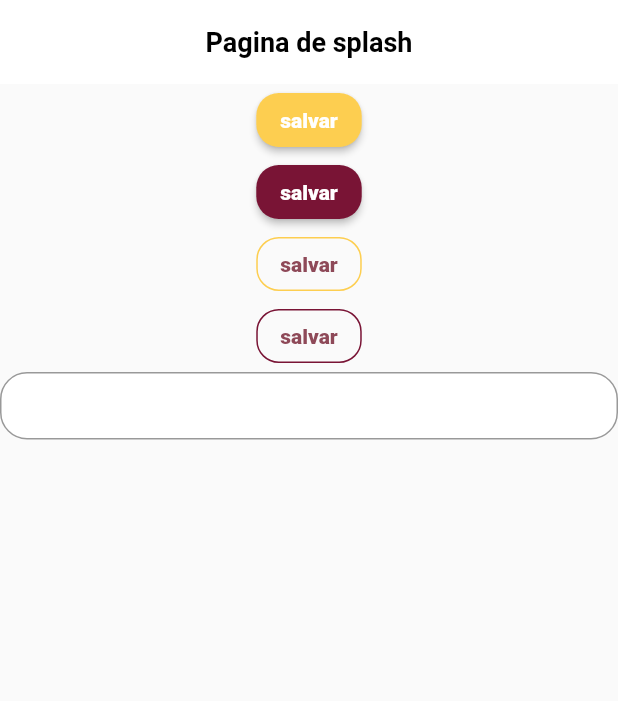
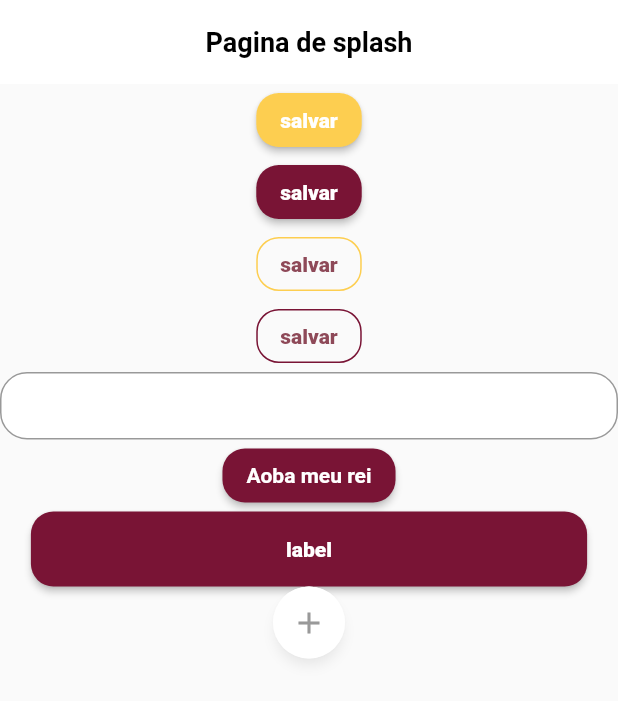
Before and after one commit to GabrielSiqueiraGama/album_copa_flutter, a Flutter app: the screen it shows after launch, on a phone screen of 412 x 824 dp. Shown: the top 701 px of the screen. Run offline on Flutter 3.47's test engine with Material 2 defaults, Android fonts, the phone set to English and light mode, and no system bars; Roboto replaces fonts that are missing (MPlus1P, Poppins).

Commit message:
adicionando botões widgets

```diff
--- a/lib/app/core/styles/buttons_styles.dart
+++ b/lib/app/core/ui/styles/buttons_styles.dart
@@ -1,5 +1,5 @@
-import 'package:dart_week/app/core/styles/colors_app.dart';
-import 'package:dart_week/app/core/styles/text_styles.dart';
+import 'package:dart_week/app/core/ui/styles/colors_app.dart';
+import 'package:dart_week/app/core/ui/styles/text_styles.dart';
 import 'package:flutter/material.dart';
 
 class ButtonStyles {
--- a/lib/app/core/styles/text_styles.dart
+++ b/lib/app/core/ui/styles/text_styles.dart
@@ -1,4 +1,4 @@
-import 'package:dart_week/app/core/styles/colors_app.dart';
+import 'package:dart_week/app/core/ui/styles/colors_app.dart';
 import 'package:flutter/material.dart';
 
 class TextStyles {
--- a/lib/app/core/theme/theme_config.dart
+++ b/lib/app/core/ui/theme/theme_config.dart
@@ -1,6 +1,6 @@
 import 'package:flutter/material.dart';
-import 'package:dart_week/app/core/styles/colors_app.dart';
-import 'package:dart_week/app/core/styles/text_styles.dart';
+import 'package:dart_week/app/core/ui/styles/colors_app.dart';
+import 'package:dart_week/app/core/ui/styles/text_styles.dart';
 
 class ThemeConfig {
   ThemeConfig._();
--- /dev/null
+++ b/lib/app/core/ui/widgets/button.dart
@@ -0,0 +1,55 @@
+import 'package:dart_week/app/core/ui/styles/buttons_styles.dart';
+import 'package:dart_week/app/core/ui/styles/text_styles.dart';
+import 'package:flutter/material.dart';
+
+class Button extends StatelessWidget {
+  final ButtonStyle style;
+  final TextStyle labelStyle;
+  final String label;
+  final double? width;
+  final double? height;
+  final VoidCallback? onPressed;
+  final bool outline;
+
+  const Button({
+    super.key,
+    required this.style,
+    required this.labelStyle,
+    required this.label,
+    this.width,
+    this.height,
+    this.onPressed,
+    this.outline = false,
+  });
+
+  Button.primary({
+    super.key,
+    required this.label,
+    this.width,
+    this.height,
+    this.onPressed,
+  })  : style = ButtonStyles.i.primaryButton,
+        labelStyle = TextStyles.i.textSecondaryFontFontExtraBold,
+        outline = false;
+
+  @override
+  Widget build(BuildContext context) {
+    final labelText = Text(
+      label,
+      style: labelStyle,
+      overflow: TextOverflow.ellipsis,
+    );
+    return SizedBox(
+      width: width,
+      height: height,
+      child: outline
+          ? OutlinedButton(
+              onPressed: onPressed,
+              style: style,
+              child: labelText,
+            )
+          : ElevatedButton(
+              onPressed: onPressed, style: style, child: labelText),
+    );
+  }
+}
--- /dev/null
+++ b/lib/app/core/ui/widgets/rounded_button.dart
@@ -0,0 +1,29 @@
+import 'package:dart_week/app/core/ui/styles/colors_app.dart';
+import 'package:flutter/material.dart';
+
+class RoundedButton extends StatelessWidget {
+  final IconData icon;
+  final VoidCallback onPressed;
+
+  const RoundedButton({super.key, required this.icon, required this.onPressed});
+
+  @override
+  Widget build(BuildContext context) {
+    return Material(
+      elevation: 3,
+      shadowColor: Colors.grey.withOpacity(0.2),
+      shape: const CircleBorder(),
+      child: DecoratedBox(
+        decoration:
+            const BoxDecoration(shape: BoxShape.circle, color: Colors.white),
+        child: IconButton(
+          onPressed: onPressed,
+          icon: Icon(
+            icon,
+            color: ColorsApp.i.greyDark,
+          ),
+        ),
+      ),
+    );
+  }
+}
--- a/lib/app/fwc_album_app.dart
+++ b/lib/app/fwc_album_app.dart
@@ -1,4 +1,4 @@
-import 'package:dart_week/app/core/theme/theme_config.dart';
+import 'package:dart_week/app/core/ui/theme/theme_config.dart';
 import 'package:dart_week/app/pages/splash/splash_page.dart';
 import 'package:flutter/material.dart';
 
--- a/lib/app/pages/splash/splash_page.dart
+++ b/lib/app/pages/splash/splash_page.dart
@@ -1,4 +1,7 @@
-import 'package:dart_week/app/core/styles/buttons_styles.dart';
+import 'package:dart_week/app/core/ui/styles/buttons_styles.dart';
+import 'package:dart_week/app/core/ui/styles/text_styles.dart';
+import 'package:dart_week/app/core/ui/widgets/button.dart';
+import 'package:dart_week/app/core/ui/widgets/rounded_button.dart';
 import 'package:flutter/material.dart';
 
 class SplashPage extends StatelessWidget {
@@ -33,7 +36,18 @@ class SplashPage extends StatelessWidget {
               style: ButtonStyles.i.primaryOutlineButton,
               child: const Text('salvar'),
             ),
-            const TextField()
+            const TextField(),
+            Button(
+                onPressed: () {},
+                style: ButtonStyles.i.primaryButton,
+                labelStyle: context.textStyles.textPrimaryFontBold,
+                label: 'Aoba meu rei'),
+            Button.primary(
+                onPressed: () {},
+                width: MediaQuery.of(context).size.width * .9,
+                height: 50,
+                label: 'label'),
+            RoundedButton(onPressed: () {}, icon: Icons.add)
           ],
         ),
       ),
```
Also changed, not shown: lib/app/core/ui/styles/colors_app.dart (renamed from lib/app/core/styles/colors_app.dart).
